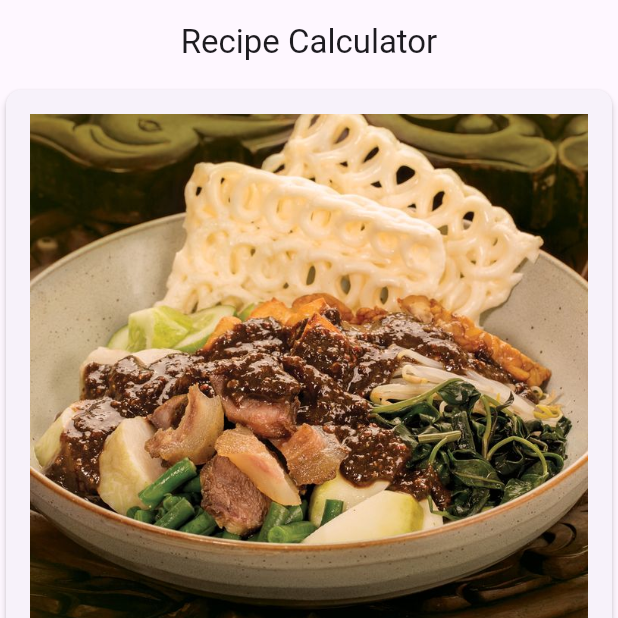
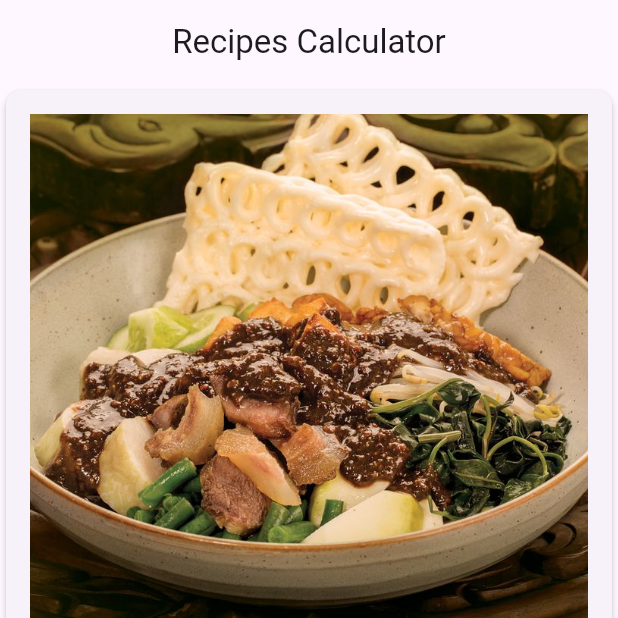
Before and after one commit to ichaazhh/praktikum-4, a Flutter app: the screen it shows after launch, on a phone screen of 412 x 824 dp, the top half of it. Run offline on Flutter 3.47's test engine with Material 3 defaults, Android fonts, the phone set to English and light mode, and no system bars; Roboto replaces fonts that are missing (Palationo).

Commit message:
Update main.dart

```diff
--- a/recipeapp/lib/main.dart
+++ b/recipeapp/lib/main.dart
@@ -26,7 +26,7 @@ class RecipeApp extends StatelessWidget {
   Widget build(BuildContext context) {
     return const MaterialApp(
       title: 'Recipe Calculator',
-      home: MyHomePage(title: 'Recipe Calculator'),
+      home: MyHomePage(title: 'Recipes Calculator'),
     );
   }
 
```
